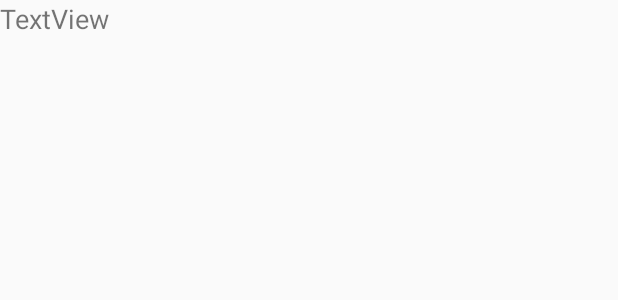
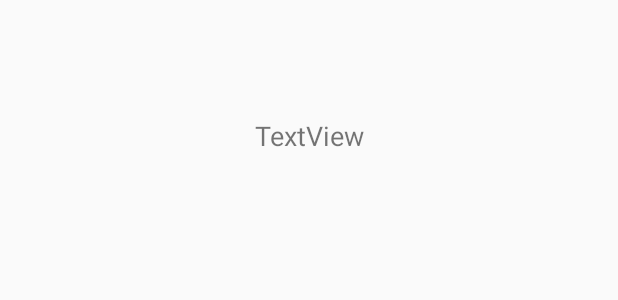
Before and after one commit to IRememberYou/RvParallaxImageView, an Android app: the layout recycler_item.xml on its own in the app's theme, with its tools: preview values and no code run, on a phone screen of 412 x 824 dp. Shown: the top 300 px of the screen. Run offline under Robolectric (Android 15) with nearby library versions, the phone set to English and light mode, and no system bars.

Commit message:
change ui & capture

```diff
--- a/app/src/main/java/per/wsj/rvparallaximageview/MainActivity.kt
+++ b/app/src/main/java/per/wsj/rvparallaximageview/MainActivity.kt
@@ -4,6 +4,7 @@ import android.Manifest
 import androidx.appcompat.app.AppCompatActivity
 import android.os.Bundle
 import android.widget.Toast
+import androidx.recyclerview.widget.DividerItemDecoration
 import androidx.recyclerview.widget.LinearLayoutManager
 import kotlinx.android.synthetic.main.activity_main.*
 import per.wsj.commonlib.permission.PermissionUtil
@@ -21,6 +22,7 @@ class MainActivity : AppCompatActivity() {
             )
             .onGranted {
                 Toast.makeText(this, "copy assets/a0.jpg to you sdcard", Toast.LENGTH_LONG).show()
+                recyclerView.addItemDecoration(DividerItemDecoration(this, DividerItemDecoration.VERTICAL))
                 recyclerView.adapter = MyAdapter(recyclerView)
             }
             .onDenied {
--- a/app/src/main/res/layout/recycler_item.xml
+++ b/app/src/main/res/layout/recycler_item.xml
@@ -11,7 +11,9 @@
         android:layout_height="wrap_content"
         android:text="TextView"
         android:textSize="18sp"
+        app:layout_constraintBottom_toBottomOf="parent"
         app:layout_constraintLeft_toLeftOf="parent"
+        app:layout_constraintRight_toRightOf="parent"
         app:layout_constraintTop_toTopOf="parent" />
 
 </androidx.constraintlayout.widget.ConstraintLayout>
```
Also changed, not shown: app/src/main/java/per/wsj/rvparallaximageview/MyAdapter.kt (+0 -7 lines), 1 other file.
